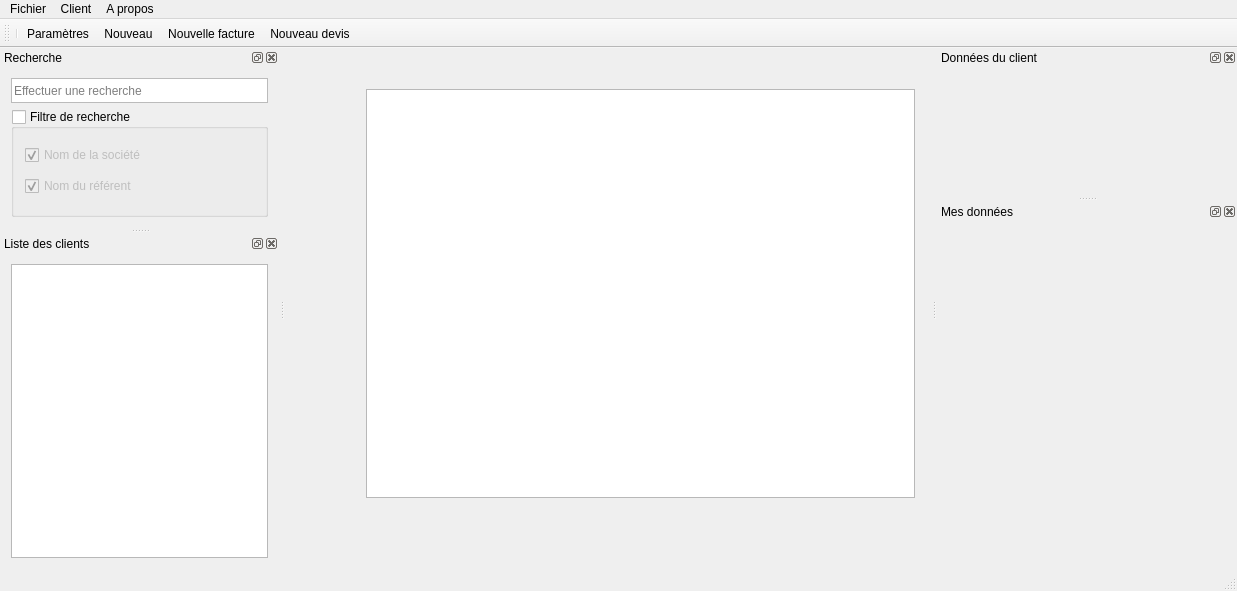
The window that src/mainwindow.ui (FACT-Team/FactDev) describes before a commit, drawn with Qt 5.
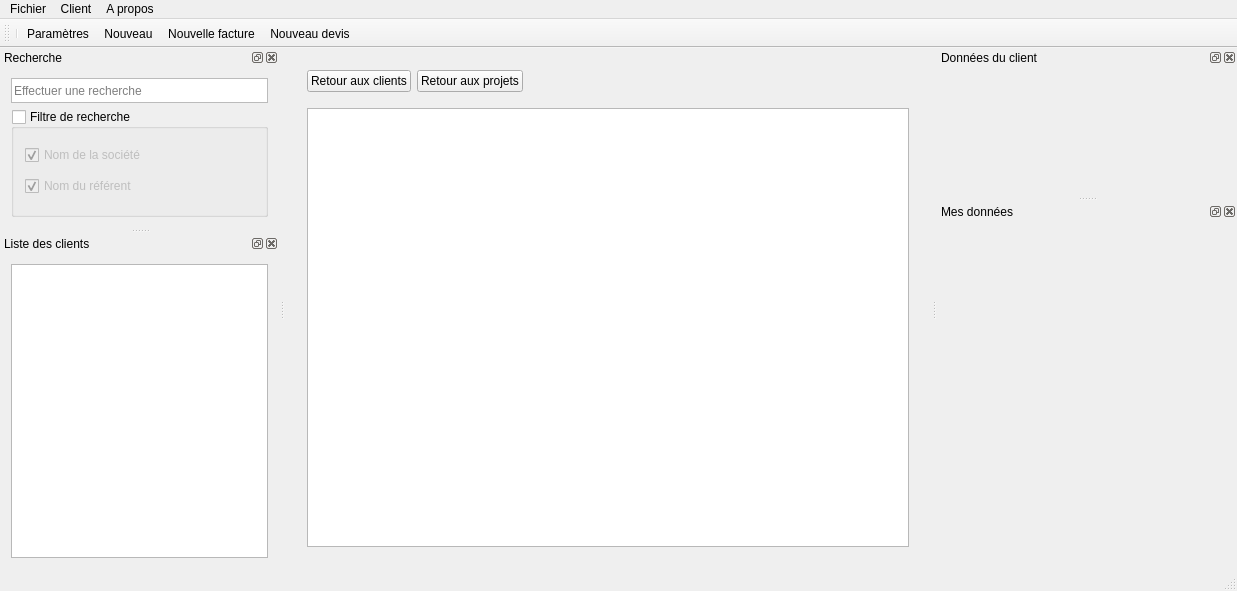
The same window after the commit. Icons and pictures are not drawn. Custom widgets are drawn as their Qt base class.

Commit message: Add of labels displaying name of customer or name of project above project table and billing table

The edit to the form file:
```diff
--- a/src/mainwindow.ui
+++ b/src/mainwindow.ui
@@ -169,17 +169,10 @@
        </widget>
       </widget>
       <widget class="QWidget" name="page_3">
-       <widget class="QWidget" name="gridLayoutWidget_2">
-        <property name="geometry">
-         <rect>
-          <x>59</x>
-          <y>19</y>
-          <width>571</width>
-          <height>431</height>
-         </rect>
-        </property>
+       <layout class="QGridLayout" name="gridLayout_10">
+        <item row="0" column="0">
         <layout class="QGridLayout" name="gridLayout_8">
-         <item row="0" column="0">
+          <item row="1" column="0">
           <widget class="QTableView" name="tblQuotes">
            <property name="editTriggers">
             <set>QAbstractItemView::NoEditTriggers</set>
@@ -192,8 +185,64 @@
            </property>
           </widget>
          </item>
-        </layout>
-       </widget>
+          <item row="0" column="0">
+           <layout class="QGridLayout" name="gridLayout_9">
+            <property name="bottomMargin">
+             <number>10</number>
+            </property>
+            <item row="0" column="0">
+             <widget class="QPushButton" name="btnBackCustomersQ">
+              <property name="text">
+               <string>Retour aux clients</string>
+              </property>
+              <property name="icon">
+               <iconset resource="icons.qrc">
+                <normaloff>:/icons/customer</normaloff>:/icons/customer</iconset>
+              </property>
+             </widget>
+            </item>
+            <item row="0" column="3">
+             <widget class="QLabel" name="lblQuotes">
+              <property name="font">
+               <font>
+                <pointsize>9</pointsize>
+                <italic>false</italic>
+               </font>
+              </property>
+              <property name="text">
+               <string/>
+              </property>
+             </widget>
+            </item>
+            <item row="0" column="1">
+             <widget class="QPushButton" name="btnBackToProjects">
+              <property name="text">
+               <string>Retour aux projets</string>
+              </property>
+              <property name="icon">
+               <iconset resource="icons.qrc">
+                <normaloff>:/icons/img/project.png</normaloff>:/icons/img/project.png</iconset>
+              </property>
+             </widget>
+            </item>
+            <item row="0" column="2">
+             <spacer name="horizontalSpacer_3">
+              <property name="orientation">
+               <enum>Qt::Horizontal</enum>
+              </property>
+              <property name="sizeHint" stdset="0">
+               <size>
+                <width>40</width>
+                <height>20</height>
+               </size>
+              </property>
+             </spacer>
+            </item>
+           </layout>
+          </item>
+         </layout>
+        </item>
+       </layout>
       </widget>
      </widget>
     </item>
```
Left out of the diff: 121 changed lines with no effect on the pictures. Lines whose indentation alone changed are shown as unchanged. The commit also changes 2 other files.
